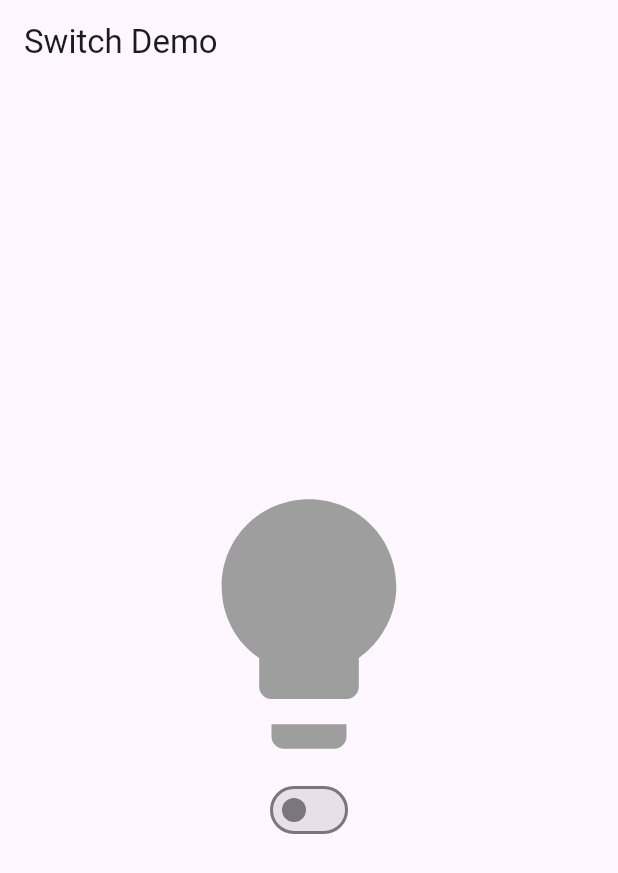
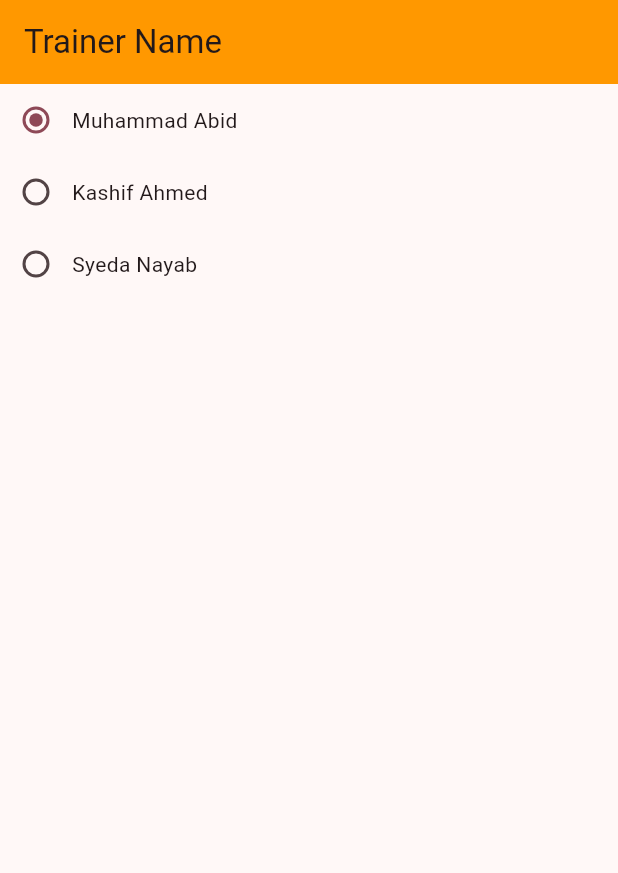
Before and after one commit to abidroid/sbbwu_session11_buttons_stateful, a Flutter app: the screen it shows after launch, on a phone screen of 412 x 824 dp. Shown: the top 873 px of the screen. Run offline on Flutter 3.47's test engine with Material 3 defaults, Android fonts, the phone set to English and light mode, and no system bars; our stand-ins replace fluttertoast, gap.

Commit message:
radio buttions done

```diff
--- a/lib/main.dart
+++ b/lib/main.dart
@@ -2,6 +2,7 @@ import 'package:flutter/material.dart';
 import 'package:sbbwu_session11_buttons_stateful/screens/button_screen.dart';
 import 'package:sbbwu_session11_buttons_stateful/screens/dynamic_color_screen.dart';
 import 'package:sbbwu_session11_buttons_stateful/screens/dynamic_screen_one.dart';
+import 'package:sbbwu_session11_buttons_stateful/screens/radio_button_screen.dart';
 import 'package:sbbwu_session11_buttons_stateful/screens/switch_screen.dart';
 
 void main() {
@@ -18,10 +19,10 @@ class MyApp extends StatelessWidget {
       title: 'Flutter Demo',
       theme: ThemeData(
 
-        colorScheme: ColorScheme.fromSeed(seedColor: Colors.deepPurple),
+        colorScheme: ColorScheme.fromSeed(seedColor: Colors.pink),
         useMaterial3: true,
       ),
-      home: const SwitchScreen(),
+      home: const RadioButtonScreen(),
     );
   }
 }
--- /dev/null
+++ b/lib/screens/radio_button_screen.dart
@@ -0,0 +1,72 @@
+import 'package:flutter/material.dart';
+
+class RadioButtonScreen extends StatefulWidget {
+  const RadioButtonScreen({super.key});
+
+  @override
+  State<RadioButtonScreen> createState() => _RadioButtonScreenState();
+}
+
+class _RadioButtonScreenState extends State<RadioButtonScreen> {
+
+
+  String selectedTrainer = 'Muhammad Abid';
+
+  @override
+  Widget build(BuildContext context) {
+    return Scaffold(
+      appBar: AppBar(
+        backgroundColor: Colors.orange,
+        title: const Text('Trainer Name'),
+      ),
+      body: Column(
+        children: [
+          Row(
+            children: [
+              Radio(
+                value: 'Muhammad Abid',
+                groupValue: selectedTrainer,
+                onChanged: (value) {
+                setState(() {
+                  selectedTrainer = value!;
+                });
+                },
+              ),
+              const Text('Muhammad Abid')
+            ],
+          ),
+
+          Row(
+            children: [
+              Radio(
+                value: 'Kashif Ahmed',
+                groupValue: selectedTrainer,
+                onChanged: (value) {
+                  setState(() {
+                    selectedTrainer = value!;
+                  });
+                },
+              ),
+              const Text('Kashif Ahmed')
+            ],
+          ),
+
+          Row(
+            children: [
+              Radio(
+                value: 'Syeda Nayab',
+                groupValue: selectedTrainer,
+                onChanged: (value) {
+                  setState(() {
+                    selectedTrainer = value!;
+                  });
+                },
+              ),
+              const Text('Syeda Nayab')
+            ],
+          ),
+        ],
+      ),
+    );
+  }
+}
```
